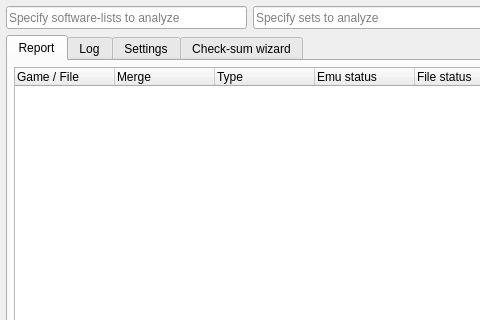
Above: romalyzer.ui from qmc2/qmc2-mame-fe before the change; both pictures show x 0 to 480 and y 0 to 320 of the 702 by 590 pixel window. Below: the same form after it.
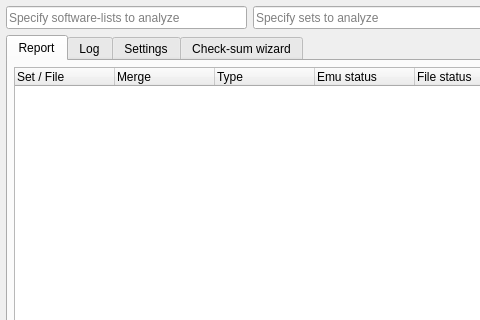
That is the form after the change. Icons and pictures are not drawn.

Patch:
```diff
--- a/romalyzer.ui
+++ b/romalyzer.ui
@@ -146,7 +146,7 @@
          </property>
          <column>
           <property name="text">
-           <string>Game / File</string>
+           <string>Set / File</string>
           </property>
          </column>
          <column>
```
Left out of the diff: 2 changed lines with no effect on the pictures.
